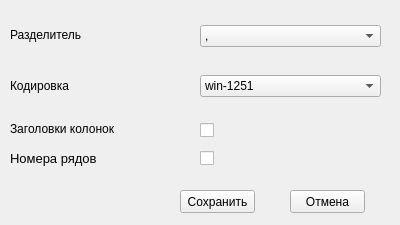
First picture: the form in GUI/SettingsWindow_Ui/SettingsWindow.ui, repository futures-dev/CsvReader, before the edit.
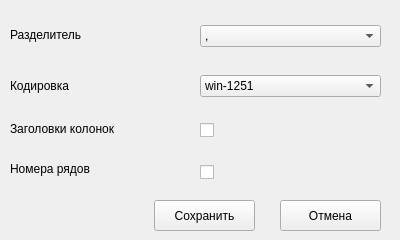
Second picture: the form after the edit.

Commit message: filter done, resized settings

```diff
--- a/GUI/SettingsWindow_Ui/SettingsWindow.ui
+++ b/GUI/SettingsWindow_Ui/SettingsWindow.ui
@@ -7,7 +7,7 @@
     <x>0</x>
     <y>0</y>
     <width>400</width>
-    <height>225</height>
+    <height>240</height>
    </rect>
   </property>
   <property name="windowTitle">
@@ -58,10 +58,10 @@
   <widget class="QPushButton" name="saveButton">
    <property name="geometry">
     <rect>
-     <x>180</x>
-     <y>190</y>
-     <width>75</width>
-     <height>23</height>
+     <x>154</x>
+     <y>200</y>
+     <width>101</width>
+     <height>31</height>
     </rect>
    </property>
    <property name="text">
@@ -71,10 +71,10 @@
   <widget class="QPushButton" name="exitButton">
    <property name="geometry">
     <rect>
-     <x>290</x>
-     <y>190</y>
-     <width>75</width>
-     <height>23</height>
+     <x>280</x>
+     <y>200</y>
+     <width>101</width>
+     <height>31</height>
     </rect>
    </property>
    <property name="text">
@@ -164,11 +164,16 @@
    <property name="geometry">
     <rect>
      <x>200</x>
-     <y>150</y>
-     <width>21</width>
-     <height>17</height>
+     <y>160</y>
+     <width>25</width>
+     <height>25</height>
     </rect>
    </property>
+   <property name="font">
+    <font>
+     <family>MS Serif</family>
+    </font>
+   </property>
    <property name="text">
     <string/>
    </property>
@@ -177,15 +182,15 @@
    <property name="geometry">
     <rect>
      <x>10</x>
-     <y>150</y>
+     <y>160</y>
      <width>181</width>
-     <height>16</height>
+     <height>18</height>
     </rect>
    </property>
    <property name="font">
     <font>
      <family>MS Shell Dlg 2</family>
-     <pointsize>10</pointsize>
+     <pointsize>9</pointsize>
     </font>
    </property>
    <property name="text">
```
The commit also changes 3 other files.
